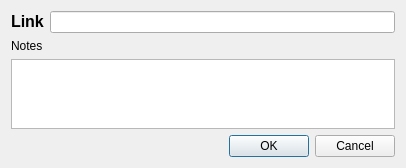
First picture: the form in retroshare-gui/src/gui/Posted/PostedCreatePostDialog.ui, repository RetroShare/RetroShare, before the edit.
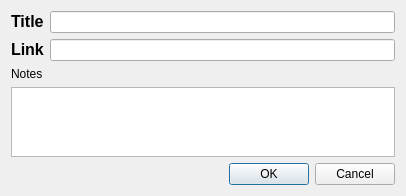
Second picture: the form after the edit.

Commit message: Fixed posted item serialisation (wrong way round) cleaned up comments gui and added loading framework correctly initialisaed posted items

```diff
--- a/retroshare-gui/src/gui/Posted/PostedCreatePostDialog.ui
+++ b/retroshare-gui/src/gui/Posted/PostedCreatePostDialog.ui
@@ -7,13 +7,31 @@
     <x>0</x>
     <y>0</y>
     <width>406</width>
-    <height>168</height>
+    <height>195</height>
    </rect>
   </property>
   <property name="windowTitle">
    <string>Create Post</string>
   </property>
   <layout class="QVBoxLayout" name="verticalLayout_2">
+   <item>
+    <layout class="QHBoxLayout" name="horizontalLayout_2">
+     <item>
+      <widget class="QLabel" name="label_3">
+       <property name="text">
+        <string>&lt;!DOCTYPE HTML PUBLIC &quot;-//W3C//DTD HTML 4.0//EN&quot; &quot;http://www.w3.org/TR/REC-html40/strict.dtd&quot;&gt;
+&lt;html&gt;&lt;head&gt;&lt;meta name=&quot;qrichtext&quot; content=&quot;1&quot; /&gt;&lt;style type=&quot;text/css&quot;&gt;
+p, li { white-space: pre-wrap; }
+&lt;/style&gt;&lt;/head&gt;&lt;body style=&quot; font-family:'MS Shell Dlg 2'; font-size:8.25pt; font-weight:400; font-style:normal;&quot;&gt;
+&lt;p style=&quot; margin-top:0px; margin-bottom:0px; margin-left:0px; margin-right:0px; -qt-block-indent:0; text-indent:0px;&quot;&gt;&lt;span style=&quot; font-size:12pt; font-weight:600;&quot;&gt;Title&lt;/span&gt;&lt;/p&gt;&lt;/body&gt;&lt;/html&gt;</string>
+       </property>
+      </widget>
+     </item>
+     <item>
+      <widget class="QLineEdit" name="titleEdit"/>
+     </item>
+    </layout>
+   </item>
    <item>
     <layout class="QHBoxLayout" name="horizontalLayout">
      <item>
```
The commit also changes 13 other files.
